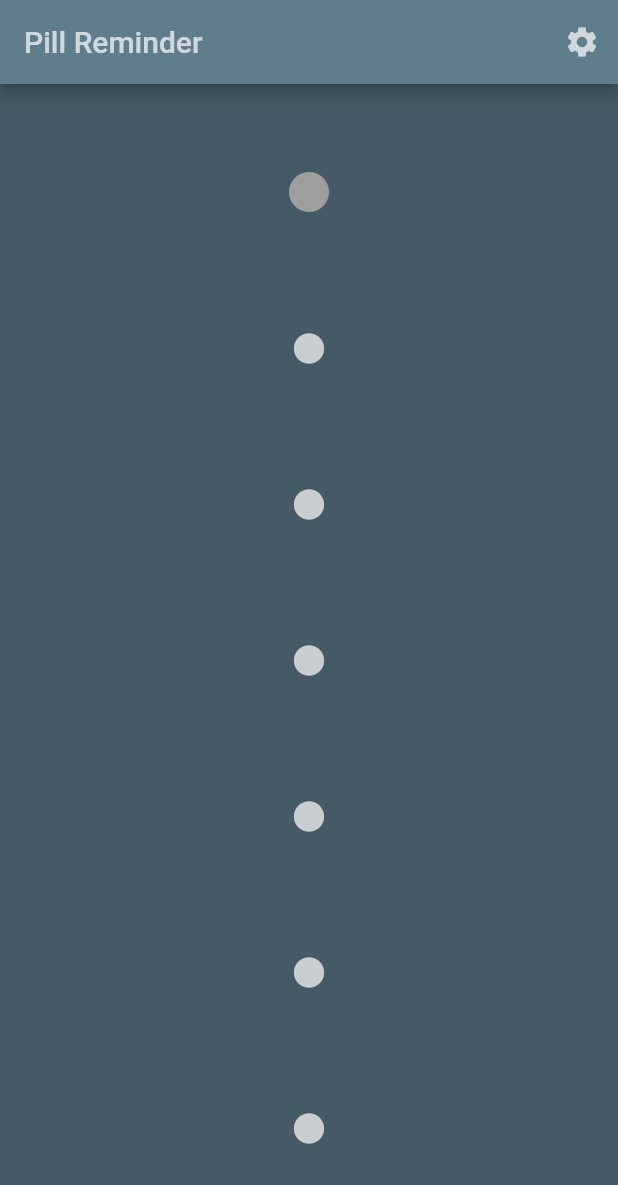
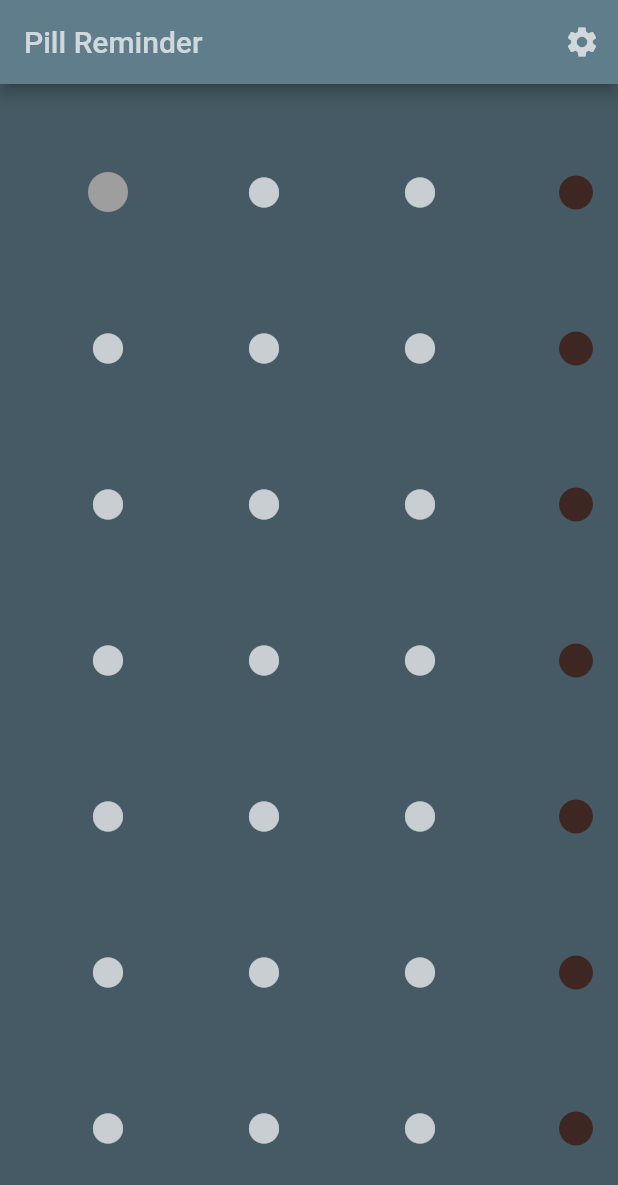
Before and after one commit to briannaAndCo/cycle_less, a Flutter app: the screen it shows after launch, after a tap on the "fiber manual record" icon, on a phone screen of 412 x 824 dp. Shown: the top 1185 px of the screen. Run offline on Flutter 3.47's test engine with Material 2 defaults, Android fonts, the phone set to English and light mode, and no system bars; our stand-ins replace shared_preferences.

Commit message:
minor tweaks to styling and interactions.

```diff
--- a/lib/home_page.dart
+++ b/lib/home_page.dart
@@ -79,7 +79,7 @@ class _HomePageState extends State<HomePage> {
 
   void _setPreferenceValues(_preferences) {
     _pillPackageWeeks =
-        (_preferences.getInt(SettingsConstants.PILL_PACKAGE_WEEKS) ?? 0);
-    _placeboDays = (_preferences.getInt(SettingsConstants.PLACEBO_DAYS) ?? 0);
+        (_preferences.getInt(SettingsConstants.PILL_PACKAGE_WEEKS) ?? 4);
+    _placeboDays = (_preferences.getInt(SettingsConstants.PLACEBO_DAYS) ?? 7);
   }
 }
--- a/lib/pill.dart
+++ b/lib/pill.dart
@@ -1,9 +1,10 @@
 import 'package:flutter/material.dart';
 
 class Pill extends StatefulWidget {
-  Pill({Key key, this.isActive}) : super(key: key);
+  Pill({Key key, this.isActive, this.isPressed}) : super(key: key);
 
   final bool isActive;
+  final bool isPressed;
 
   @override
   _PillState createState() => _PillState();
@@ -11,6 +12,14 @@ class Pill extends StatefulWidget {
 
 class _PillState extends State<Pill> {
   bool _pressed = false;
+
+  @override
+  void initState() {
+    super.initState();
+    WidgetsBinding.instance.addPostFrameCallback((_) async {
+     _pressed = widget.isPressed;
+    });
+  }
 
   @override
   Widget build(BuildContext context) {
--- a/lib/pill_package.dart
+++ b/lib/pill_package.dart
@@ -23,7 +23,7 @@ class _PillPackageState extends State<PillPackage> {
           crossAxisCount: 7,
           scrollDirection: Axis.horizontal,
           shrinkWrap: true,
-          childAspectRatio: 1.2,
+          childAspectRatio: 1,
           children: getPills()),
     );
   }
@@ -38,15 +38,15 @@ class _PillPackageState extends State<PillPackage> {
 
     List<Widget> pills = List<Widget>();
     for (int i = 0; i < activePills; i++) {
-      pills.add(new Pill(isActive: true));
+      pills.add(new Pill(isActive: true, isPressed: false));
     }
 
     for (int i = 0; i < widget.placeboDays; i++) {
-      pills.add(new Pill(isActive: false));
+      pills.add(new Pill(isActive: false, isPressed: false));
     }
 
     for (int i = 0; i < partialWeekActivePills; i++) {
-      pills.add(new Pill(isActive: true));
+      pills.add(new Pill(isActive: true, isPressed: false));
     }
 
     return pills;
```
